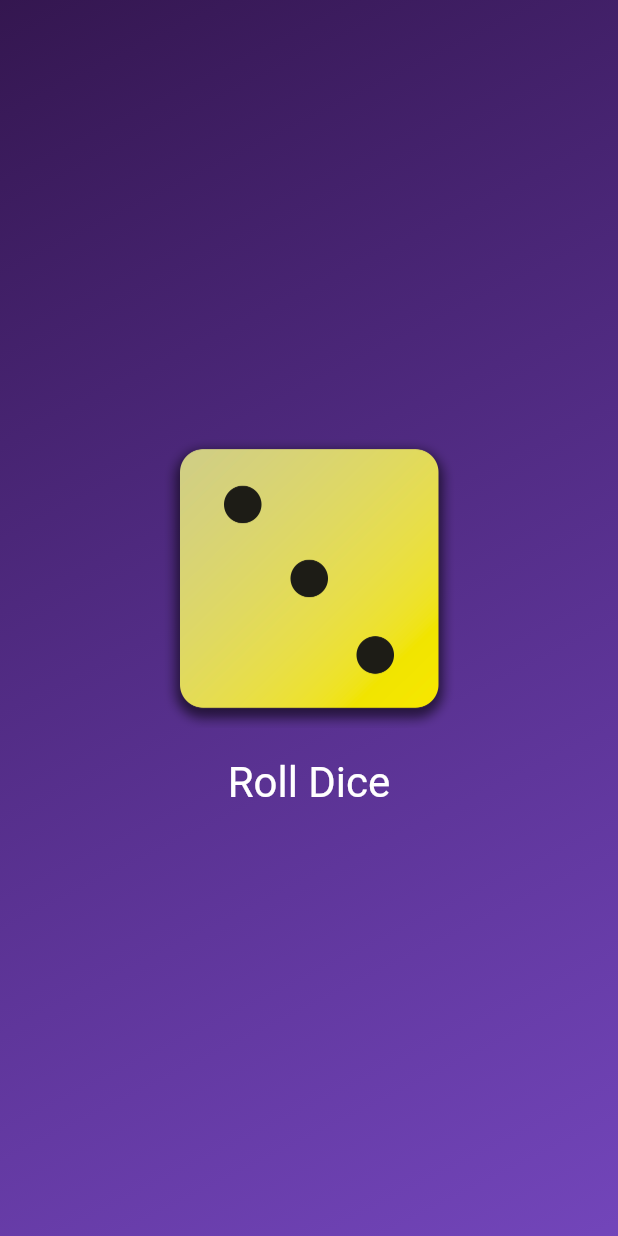
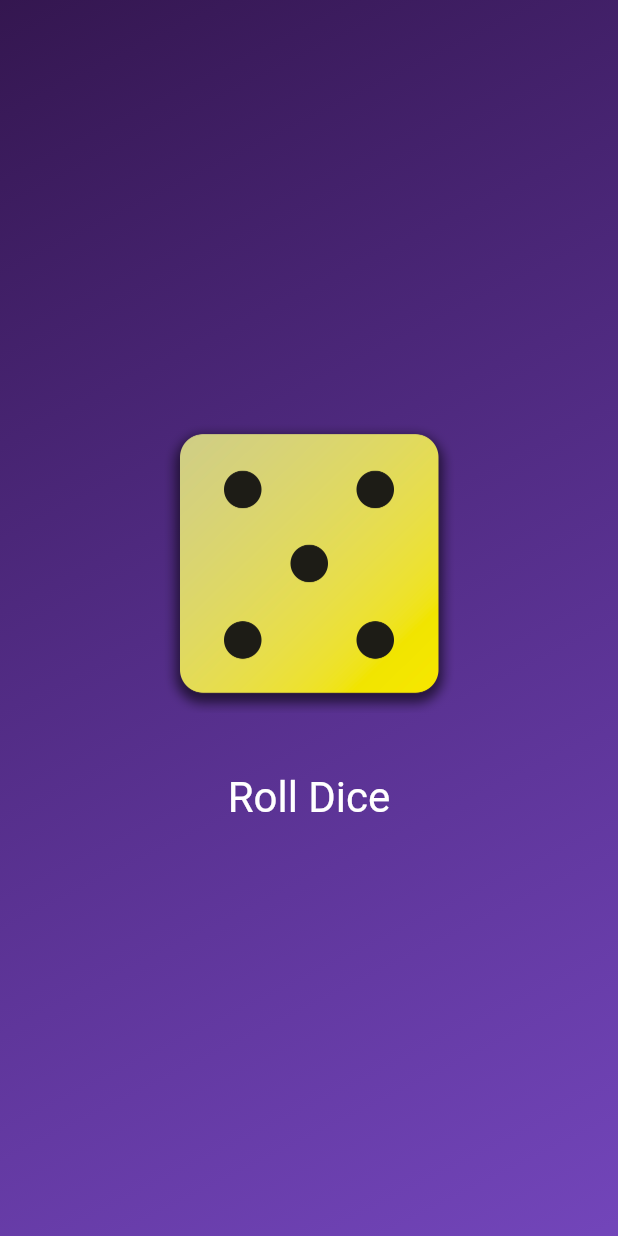
Before and after one commit to abdulhakim10/first_app, a Flutter app: the screen it shows after launch, after a tap on "Roll Dice", on a phone screen of 412 x 824 dp. Run offline on Flutter 3.47's test engine with Material 2 defaults, Android fonts, the phone set to English and light mode, and no system bars.

```diff
--- /dev/null
+++ b/lib/dice_roller.dart
@@ -0,0 +1,45 @@
+import 'dart:math';
+import 'package:flutter/material.dart';
+
+final randomizer = Random();
+
+class DiceRoller extends StatefulWidget {
+  const DiceRoller({super.key});
+
+  @override
+  State<DiceRoller> createState() {
+    return _DiceRoller();
+  }
+}
+
+class _DiceRoller extends State<DiceRoller> {
+  var currentDiceRoll = 2;
+  rollDice() {
+    setState(() {
+      currentDiceRoll = randomizer.nextInt(6) + 1;
+    });
+  }
+
+  @override
+  Widget build(context) {
+    return Column(
+      mainAxisSize: MainAxisSize.min,
+      children: [
+        Image.asset(
+          'assets/images/dice-$currentDiceRoll.png',
+          width: 200,
+        ),
+        const SizedBox(
+          height: 20,
+        ),
+        TextButton(
+            onPressed: rollDice,
+            style: TextButton.styleFrom(
+                foregroundColor: Colors.white,
+                padding: const EdgeInsets.only(top: 20),
+                textStyle: const TextStyle(fontSize: 28)),
+            child: const Text('Roll Dice')),
+      ],
+    );
+  }
+}
--- a/lib/gradient_container.dart
+++ b/lib/gradient_container.dart
@@ -1,3 +1,4 @@
+import 'package:first_app/dice_roller.dart';
 import 'package:flutter/material.dart';
 
 var startAlignment = Alignment.topLeft;
@@ -9,8 +10,6 @@ class GradientContainer extends StatelessWidget {
   final Color color1;
   final Color color2;
 
-  rollDice() {}
-
   @override
   Widget build(context) {
     return Container(
@@ -20,23 +19,7 @@ class GradientContainer extends StatelessWidget {
         begin: startAlignment,
         end: endAlignment,
       )),
-      child: Center(
-          child: Column(
-        mainAxisSize: MainAxisSize.min,
-        children: [
-          Image.asset(
-            'assets/images/dice-3.png',
-            width: 200,
-          ),
-          TextButton(
-              onPressed: rollDice,
-              style: TextButton.styleFrom(
-                  foregroundColor: Colors.white,
-                  padding: const EdgeInsets.only(top: 20),
-                  textStyle: const TextStyle(fontSize: 28)),
-              child: const Text('Roll Dice')),
-        ],
-      )),
+      child: Center(child: DiceRoller()),
     );
   }
 }
```
